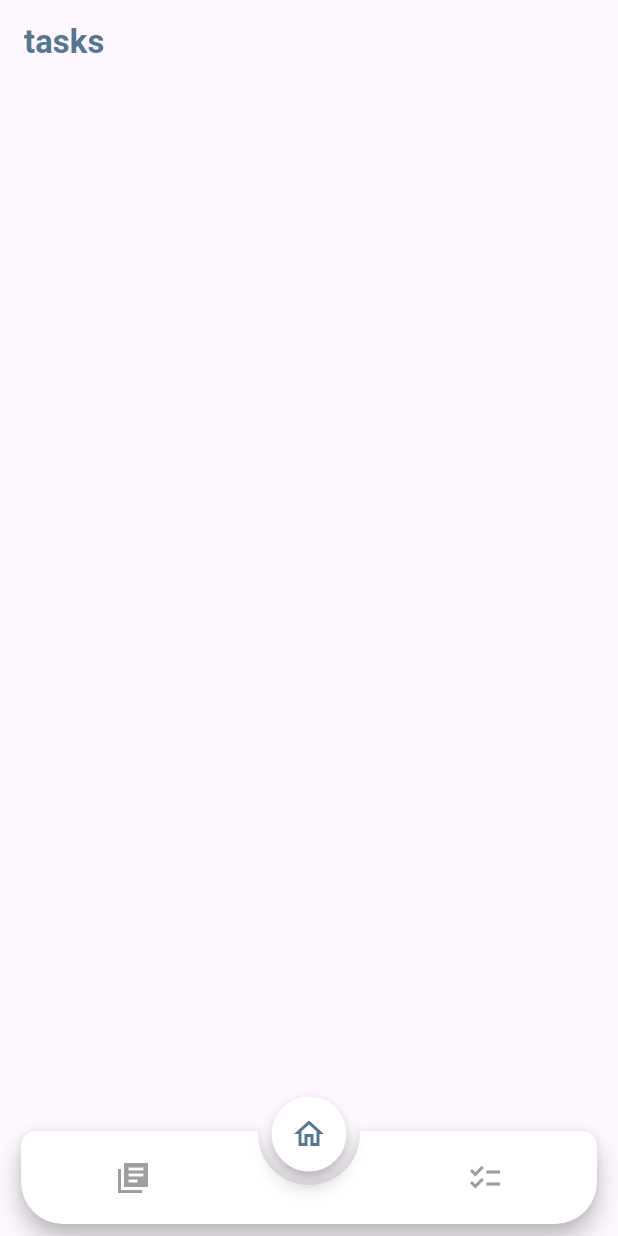
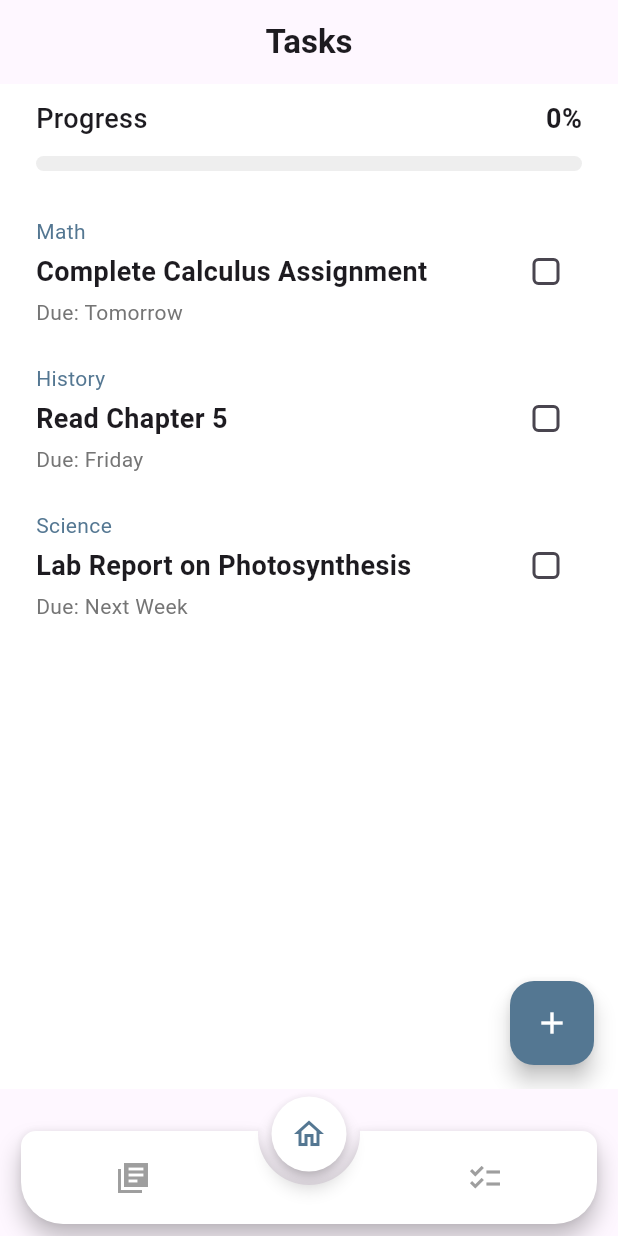
Before and after one commit to basmala004/Stydysync, a Flutter app: the screen it shows after launch, swiped to page 3, on a phone screen of 412 x 824 dp. Run offline on Flutter 3.47's test engine with Material 3 defaults, Android fonts, the phone set to English and light mode, and no system bars; drawn by our look-alikes of animated_notch_bottom_bar; our stand-ins replace persistent_bottom_nav_bar.

Commit message:
tasks screens done

```diff
--- a/lib/screens/tasks_screen.dart
+++ b/lib/screens/tasks_screen.dart
@@ -1,5 +1,6 @@
 import 'package:flutter/cupertino.dart';
 import 'package:flutter/material.dart';
+import 'package:stydysync/wedgits/task_item_common.dart';
 
 class TasksScreen extends StatefulWidget {
   const TasksScreen({super.key});
@@ -9,12 +10,80 @@ class TasksScreen extends StatefulWidget {
 }
 
 class _TasksScreenState extends State<TasksScreen> {
+  final List<Map<String, dynamic>> _tasks = [
+    {'subject': 'Math', 'title': 'Complete Calculus Assignment', 'date': 'Tomorrow', 'isDone': false},
+    {'subject': 'History', 'title': 'Read Chapter 5', 'date': 'Friday', 'isDone': false},
+    {'subject': 'Science', 'title': 'Lab Report on Photosynthesis', 'date': 'Next Week', 'isDone': false},
+  ];
+
+  double get _progress {
+    if (_tasks.isEmpty) return 0.0;
+    int completedCount = _tasks.where((task) => task['isDone'] == true).length;
+    return completedCount / _tasks.length;
+  }
+
   @override
   Widget build(BuildContext context) {
+    final h = MediaQuery.of(context).size.height;
+    final w = MediaQuery.of(context).size.width;
+
     return Scaffold(
+      backgroundColor: Colors.white,
       appBar: AppBar(
-        title: Text('tasks', style: TextStyle(color: Color(0xFF547792), fontWeight: FontWeight.bold,),),
+        title:  Text("Tasks", style: TextStyle(fontWeight: FontWeight.bold)),
+        centerTitle: true,
       ),
+      body: Padding(
+        padding:  EdgeInsets.symmetric(horizontal: 24.0),
+        child: Column(
+          children: [
+             SizedBox(height: 10),
 
-    );  }
-}
+            Row(
+              mainAxisAlignment: MainAxisAlignment.spaceBetween,
+              children: [
+                 Text("Progress", style: TextStyle(fontSize: 18, fontWeight: FontWeight.w500)),
+                Text("${(_progress * 100).toInt()}%", style:  TextStyle(fontSize: 18, fontWeight: FontWeight.bold)),
+              ],
+            ),
+            SizedBox(height: 12),
+
+            LinearProgressIndicator(
+              value: _progress,
+              minHeight: 10,
+              backgroundColor: Colors.grey.shade200,
+              color: Color(0xFF547792),
+              borderRadius: BorderRadius.circular(10),
+            ),
+
+            SizedBox(height: 30),
+
+            Expanded(
+              child: ListView.builder(
+                itemCount: _tasks.length,
+                itemBuilder: (context, index) {
+                  return TaskItemCommon(
+                    subject: _tasks[index]['subject'],
+                    title: _tasks[index]['title'],
+                    date: _tasks[index]['date'],
+                    isCompleted: _tasks[index]['isDone'],
+                    onChanged: (value) {
+                      setState(() {
+                        _tasks[index]['isDone'] = value!;
+                      });
+                    },
+                  );
+                },
+              ),
+            ),
+          ],
+        ),
+      ),
+      floatingActionButton: FloatingActionButton(
+        onPressed: () {},
+        backgroundColor:  Color(0xFF547792),
+        child: Icon(Icons.add, color: Colors.white),
+      ),
+    );
+
+}}
--- /dev/null
+++ b/lib/wedgits/task_item_common.dart
@@ -0,0 +1,53 @@
+import 'package:flutter/material.dart';
+
+class TaskItemCommon extends StatelessWidget {
+  final String subject;
+  final String title;
+  final String date;
+  final bool isCompleted;
+  final ValueChanged<bool?> onChanged;
+
+   TaskItemCommon({
+    super.key,
+    required this.subject,
+    required this.title,
+    required this.date,
+    required this.isCompleted,
+    required this.onChanged,
+  });
+
+  @override
+  Widget build(BuildContext context) {
+    return Padding(
+      padding:  EdgeInsets.only(bottom: 24.0),
+      child: Row(
+        children: [
+          Expanded(
+            child: Column(
+              crossAxisAlignment: CrossAxisAlignment.start,
+              children: [
+                Text(subject, style:  TextStyle(fontSize: 14, color: Color(0xFF547792))),
+                 SizedBox(height: 4),
+                Text(
+                  title,
+                  style: TextStyle(
+                    fontSize: 18,
+                    fontWeight: FontWeight.bold,
+                  ),
+                ),
+                 SizedBox(height: 4),
+                Text('Due: $date', style: TextStyle(color: Colors.grey.shade600)),
+              ],
+            ),
+          ),
+          Checkbox(
+            value: isCompleted,
+            onChanged: onChanged,
+            activeColor:  Color(0xFF547792),
+            shape: RoundedRectangleBorder(borderRadius: BorderRadius.circular(4)),
+          ),
+        ],
+      ),
+    );
+  }
+}
```
Also changed, not shown: lib/screens/home_screen.dart (+21 -45 lines), lib/wedgits/task_Item.dart (added, +52 -0 lines).
